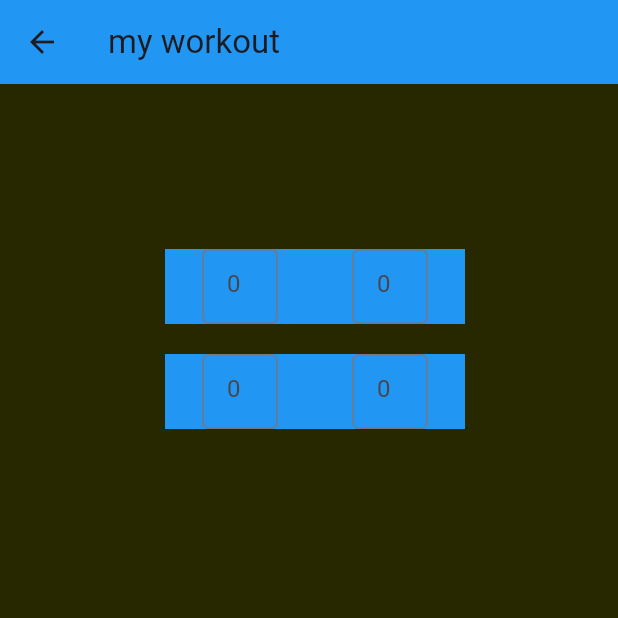
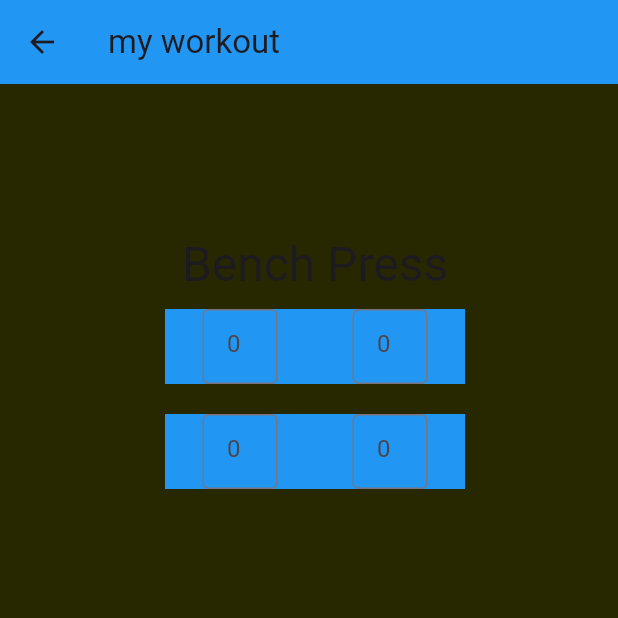
Before and after one commit to LucasSlunt/flutter_application_attempt_2, a Flutter app: the CurrentWorkoutScreen screen opened directly, on a phone screen of 412 x 824 dp, the top half of it. Run offline on Flutter 3.47's test engine with Material 3 defaults, Android fonts, the phone set to English and light mode, and no system bars.

Commit message:
workout uses exercises instead of just sets

```diff
--- a/lib/data/enums_muscles.dart
+++ b/lib/data/enums_muscles.dart
@@ -9,8 +9,7 @@ enum Muscles {
   sideDelt('Side Delt'),
   rearDelt('Rear Delt'),
   bicep('Biceps'),
-  forearmFlexor('Forearm Flexors'),
-  forearmExtensor('Forearm Extensors'),
+  forearm('Forearms'),
   oblique('Obliques'),
   ab('Abs'),
   hipAbductor('Hip Abductors'),
@@ -18,6 +17,7 @@ enum Muscles {
   quad('Quads'),
   trap('Traps'),
   lat('Lats'),
+  tricep('Triceps'),
   lowerBack('Lower Back'),
   glute('Glutes'),
   hamstring('Hamstrings'),
--- a/lib/main.dart
+++ b/lib/main.dart
@@ -2,6 +2,9 @@ import 'dart:math';
 
 import 'package:flutter/material.dart';
 import 'package:flutter/services.dart';
+import 'package:flutter_application_attempt_2/data/active_exercise.dart';
+import 'package:flutter_application_attempt_2/data/enums_muscles.dart';
+import 'package:flutter_application_attempt_2/data/enums_exercise_types.dart';
 import 'data/repped_set.dart';
 import 'data/timed_set.dart';
 import 'data/workout_set.dart';
@@ -67,12 +70,7 @@ class CurrentWorkoutScreen extends StatelessWidget{
             padding: EdgeInsets.all(100),
             //child: Text("Page $index"),
             //child: ExerciseWidget("$index").buildName(context)
-            child: Column(
-              children: [
-                ReppedSetWidget(),
-                ReppedSetWidget(),
-              ],
-            ),
+            child: ExerciseWidget()
           );
         }
       ),
@@ -80,14 +78,30 @@ class CurrentWorkoutScreen extends StatelessWidget{
   }
 }
 
-class ExerciseWidget {
-  final String name;
+class ExerciseWidget extends StatelessWidget{
+  final ActiveExercise exercise =
+  ActiveExercise(
+    name: "Bench Press",
+    primaryMusclesWorked: [Muscles.midChest],
+    secondaryMusclesWorked: [Muscles.tricep,Muscles.frontDelt],
+    type: ExerciseType.barbell,
+    statType: ExerciseStatType.reps,
+    currentPR: "155"
+    );
 
-  ExerciseWidget(this.name);
+  ExerciseWidget({super.key});
 
-  Widget buildName(BuildContext context){
 
-    return Text(name, style: Theme.of(context).textTheme.headlineLarge);
+  @override
+  Widget build(BuildContext context) {
+    return Column(
+      children: [
+        Text(exercise.name, style: Theme.of(context).textTheme.headlineLarge),
+        ReppedSetWidget(),
+        ReppedSetWidget(),
+
+      ],
+    );
   }
 }
 
@@ -169,42 +183,3 @@ class ReppedSetState extends State<ReppedSetWidget> {
 
   }
 }
-
-class WorkoutSetDataEntry extends StatefulWidget{
-  const WorkoutSetDataEntry({super.key});
-
-  @override
-  State<WorkoutSetDataEntry> createState() =>_WorkoutSetDataEntryState();
-
-}
-
-class _WorkoutSetDataEntryState extends State<WorkoutSetDataEntry>{
-  final textController = TextEditingController();
-
-    @override
-    void dispose(){
-      textController.dispose();
-      super.dispose();
-    }
-
-    @override
-    Widget build(BuildContext context) {
-      return SizedBox(
-        width: 50,
-        child:
-          TextField(
-              onChanged: (text) {
-
-              },
-              controller: textController,
-              decoration: InputDecoration(
-                border: OutlineInputBorder(),
-                hintText: "0",
-
-                ),
-              ),
-      );
-
-    }
-
-}
```
